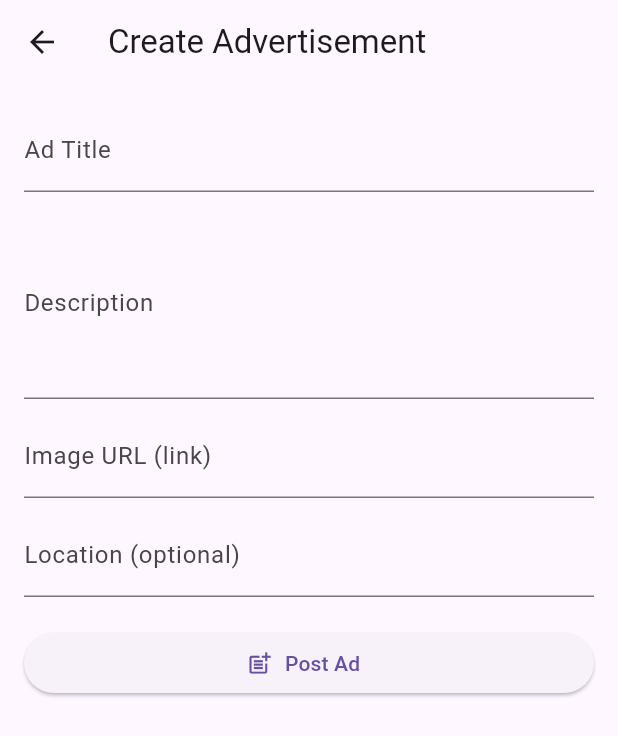
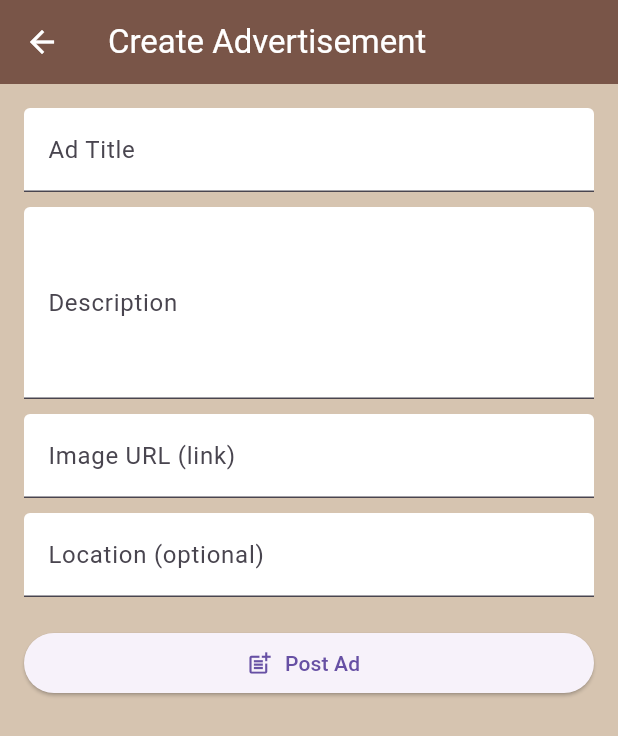
Before and after one commit to JimmyDevvvvv/HayyGov, a Flutter app: the CreateAdScreen screen opened directly, on a phone screen of 412 x 824 dp. Shown: the top 736 px of the screen. Run offline on Flutter 3.47's test engine with Material 3 defaults, Android fonts, the phone set to English and light mode, and no system bars; our stand-ins replace cached_network_image, cloud_firestore, connectivity_plus, firebase_auth, firebase_core, flutter_dotenv and 1 more; missing offline and left inert: translator; accounts and stored records are empty.

Commit message:
Ad stuff

```diff
--- a/lib/screens/AD/create_ad_screen.dart
+++ b/lib/screens/AD/create_ad_screen.dart
@@ -64,30 +64,50 @@ class _CreateAdScreenState extends State<CreateAdScreen> {
   @override
   Widget build(BuildContext context) {
     return Scaffold(
-      appBar: AppBar(title: const Text("Create Advertisement")),
+      backgroundColor: const Color(0xFFD6C4B0),
+      appBar: AppBar(title: const Text("Create Advertisement"),
+              backgroundColor: Colors.brown,
+        foregroundColor: Colors.white,
+),
       body: Padding(
         padding: const EdgeInsets.all(16),
         child: ListView(
           children: [
             TextField(
               controller: _titleController,
-              decoration: const InputDecoration(labelText: "Ad Title"),
+              decoration: const InputDecoration(
+                labelText: "Ad Title",
+                filled: true,
+                fillColor: Colors.white,
+              ),
             ),
             const SizedBox(height: 10),
             TextField(
               controller: _descController,
               maxLines: 4,
-              decoration: const InputDecoration(labelText: "Description"),
+              decoration: const InputDecoration(
+                labelText: "Description",
+                filled: true,
+                fillColor: Colors.white,
+              ),
             ),
             const SizedBox(height: 10),
             TextField(
               controller: _imageUrlController,
-              decoration: const InputDecoration(labelText: "Image URL (link)"),
+              decoration: const InputDecoration(
+                labelText: "Image URL (link)",
+                filled: true,
+                fillColor: Colors.white,
+              ),
             ),
             const SizedBox(height: 10),
             TextField(
               controller: _locationController,
-              decoration: const InputDecoration(labelText: "Location (optional)"),
+              decoration: const InputDecoration(
+                labelText: "Location (optional)",
+                filled: true,
+                fillColor: Colors.white,
+              ),
             ),
             const SizedBox(height: 20),
             ElevatedButton.icon(
--- a/lib/screens/AD/my_ads_screen.dart
+++ b/lib/screens/AD/my_ads_screen.dart
@@ -83,7 +83,11 @@ class MyAdsScreen extends StatelessWidget {
         .orderBy('timestamp', descending: true);
 
     return Scaffold(
-      appBar: AppBar(title: const Text("My Ads")),
+      backgroundColor: const Color(0xFFD6C4B0),
+      appBar: AppBar(title: const Text("My Ads")
+        , backgroundColor: Colors.brown,
+        foregroundColor: Colors.white,
+      ),
       body: StreamBuilder<QuerySnapshot>(
         stream: adQuery.snapshots(),
         builder: (context, snapshot) {
```
Also changed, not shown: lib/screens/AD/advertiser_dashboard_screen.dart (+79 -14 lines).
